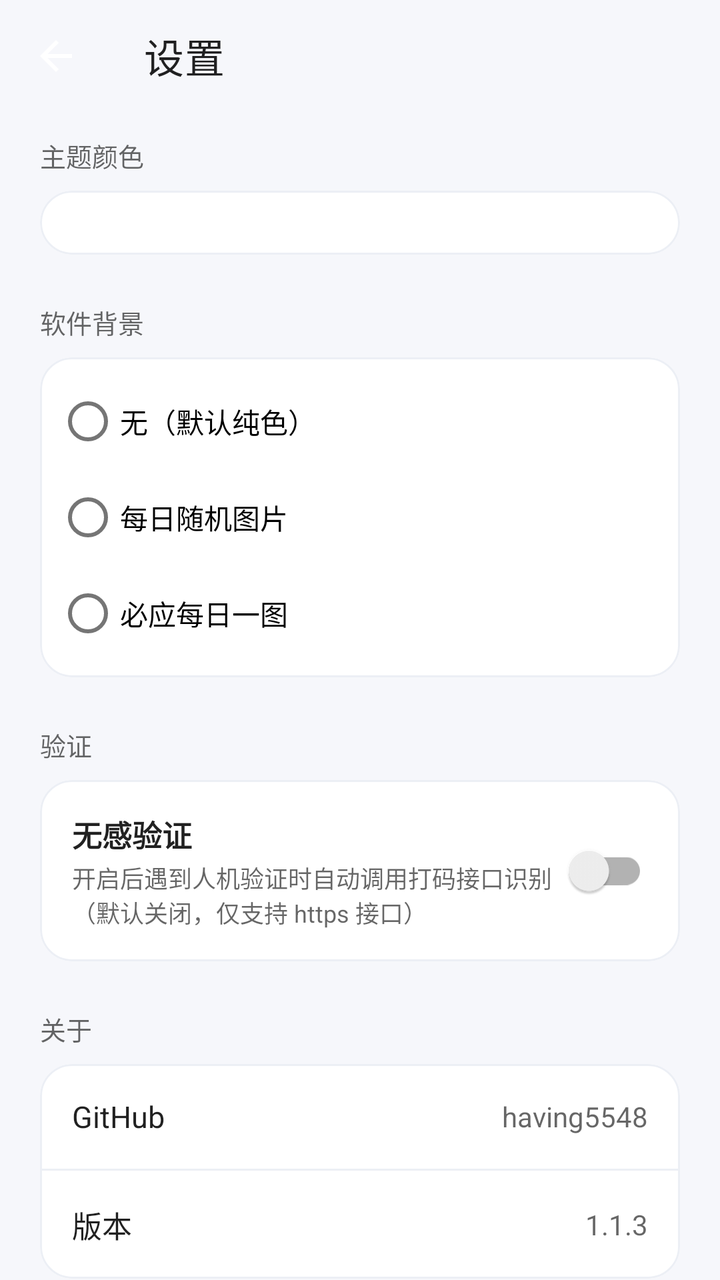
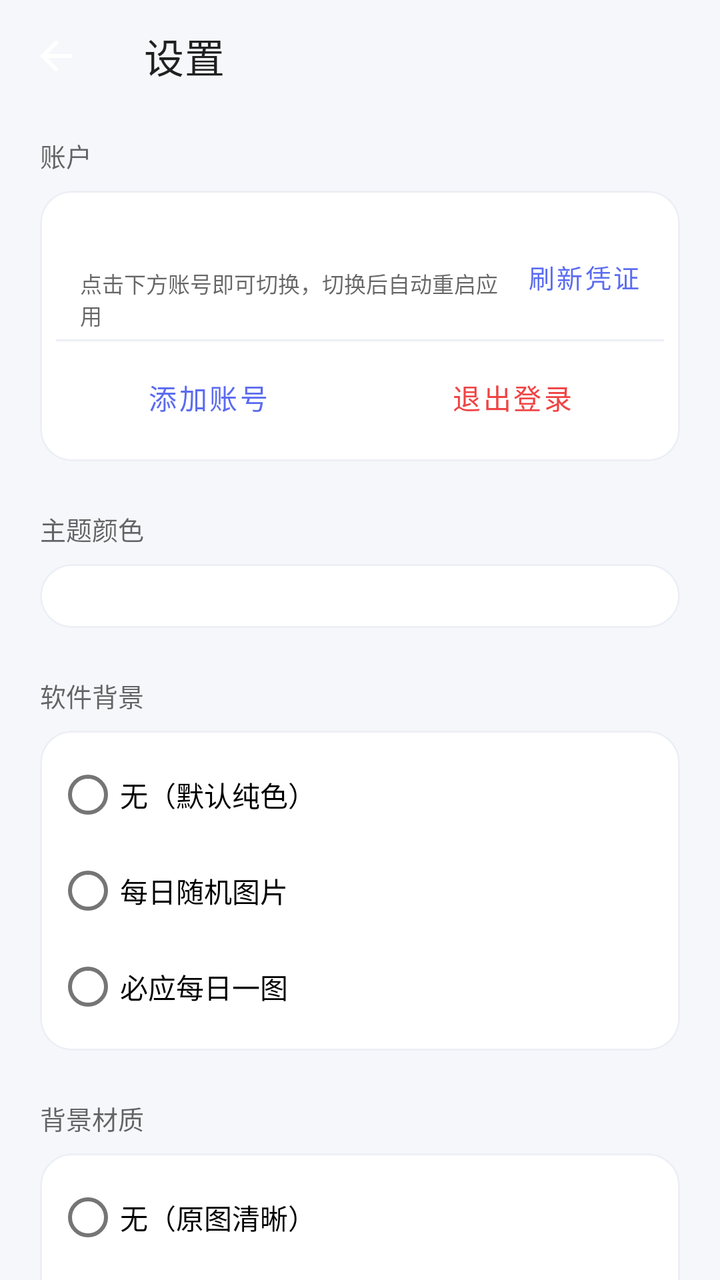

Compare the two renders of this Android layout. The source of the first and the diff that turns it into the second are given below.
<!-- AndroidManifest.xml: application theme Theme.TravelerNote -->
<!-- res/layout/activity_settings.xml -->
<?xml version="1.0" encoding="utf-8"?>
<LinearLayout xmlns:android="http://schemas.android.com/apk/res/android"
    xmlns:app="http://schemas.android.com/apk/res-auto"
    android:id="@+id/root"
    android:layout_width="match_parent"
    android:layout_height="match_parent"
    android:orientation="vertical">

    <com.google.android.material.appbar.MaterialToolbar
        android:id="@+id/toolbar"
        android:layout_width="match_parent"
        android:layout_height="?attr/actionBarSize"
        android:background="@android:color/transparent"
        app:navigationIcon="@drawable/ic_back"
        app:title="@string/settings"
        app:titleTextColor="?android:attr/textColorPrimary" />

    <androidx.core.widget.NestedScrollView
        android:layout_width="match_parent"
        android:layout_height="0dp"
        android:layout_weight="1"
        android:fillViewport="true">

        <LinearLayout
            android:layout_width="match_parent"
            android:layout_height="wrap_content"
            android:orientation="vertical"
            android:paddingStart="20dp"
            android:paddingEnd="20dp"
            android:paddingBottom="32dp">

            <TextView
                android:layout_width="wrap_content"
                android:layout_height="wrap_content"
                android:layout_marginTop="12dp"
                android:text="@string/settings_theme"
                android:textColor="?android:attr/textColorSecondary"
                android:textSize="13sp" />

            <com.google.android.material.card.MaterialCardView
                android:layout_width="match_parent"
                android:layout_height="wrap_content"
                android:layout_marginTop="8dp"
                app:cardBackgroundColor="?attr/colorSurface"
                app:cardCornerRadius="16dp"
                app:cardElevation="0dp"
                app:strokeColor="@color/divider"
                app:strokeWidth="1dp">

                <LinearLayout
                    android:id="@+id/themeRow"
                    android:layout_width="match_parent"
                    android:layout_height="wrap_content"
                    android:gravity="center_vertical"
                    android:orientation="horizontal"
                    android:padding="16dp" />
            </com.google.android.material.card.MaterialCardView>

            <TextView
                android:layout_width="wrap_content"
                android:layout_height="wrap_content"
                android:layout_marginTop="24dp"
                android:text="@string/settings_background"
                android:textColor="?android:attr/textColorSecondary"
                android:textSize="13sp" />

            <com.google.android.material.card.MaterialCardView
                android:layout_width="match_parent"
                android:layout_height="wrap_content"
                android:layout_marginTop="8dp"
                app:cardBackgroundColor="?attr/colorSurface"
                app:cardCornerRadius="16dp"
                app:cardElevation="0dp"
                app:strokeColor="@color/divider"
                app:strokeWidth="1dp">

                <RadioGroup
                    android:id="@+id/bgGroup"
                    android:layout_width="match_parent"
                    android:layout_height="wrap_content"
                    android:orientation="vertical"
                    android:padding="8dp">

                    <com.google.android.material.radiobutton.MaterialRadioButton
                        android:id="@+id/bg0"
                        android:layout_width="match_parent"
                        android:layout_height="wrap_content"
                        android:text="@string/background_none" />

                    <com.google.android.material.radiobutton.MaterialRadioButton
                        android:id="@+id/bg1"
                        android:layout_width="match_parent"
                        android:layout_height="wrap_content"
                        android:text="@string/background_random" />

                    <com.google.android.material.radiobutton.MaterialRadioButton
                        android:id="@+id/bg2"
                        android:layout_width="match_parent"
                        android:layout_height="wrap_content"
                        android:text="@string/background_bing" />
                </RadioGroup>
            </com.google.android.material.card.MaterialCardView>

            <TextView
                android:layout_width="wrap_content"
                android:layout_height="wrap_content"
                android:layout_marginTop="24dp"
                android:text="@string/settings_verify"
                android:textColor="?android:attr/textColorSecondary"
                android:textSize="13sp" />

            <com.google.android.material.card.MaterialCardView
                android:layout_width="match_parent"
                android:layout_height="wrap_content"
                android:layout_marginTop="8dp"
                app:cardBackgroundColor="?attr/colorSurface"
                app:cardCornerRadius="16dp"
                app:cardElevation="0dp"
                app:strokeColor="@color/divider"
                app:strokeWidth="1dp">

                <LinearLayout
                    android:layout_width="match_parent"
                    android:layout_height="wrap_content"
                    android:orientation="vertical"
                    android:padding="16dp">

                    <LinearLayout
                        android:layout_width="match_parent"
                        android:layout_height="wrap_content"
                        android:gravity="center_vertical"
                        android:orientation="horizontal">

                        <LinearLayout
                            android:layout_width="0dp"
                            android:layout_height="wrap_content"
                            android:layout_weight="1"
                            android:orientation="vertical">

                            <TextView
                                android:layout_width="wrap_content"
                                android:layout_height="wrap_content"
                                android:text="@string/seamless_captcha"
                                android:textColor="?android:attr/textColorPrimary"
                                android:textSize="15sp"
                                android:textStyle="bold" />

                            <TextView
                                android:layout_width="wrap_content"
                                android:layout_height="wrap_content"
                                android:layout_marginTop="2dp"
                                android:text="@string/seamless_captcha_desc"
                                android:textColor="?android:attr/textColorSecondary"
                                android:textSize="12sp" />
                        </LinearLayout>

                        <androidx.appcompat.widget.SwitchCompat
                            android:id="@+id/seamlessSwitch"
                            android:layout_width="wrap_content"
                            android:layout_height="wrap_content"
                            android:text="" />
                    </LinearLayout>

                    <com.google.android.material.textfield.TextInputLayout
                        android:id="@+id/apiLayout"
                        android:layout_width="match_parent"
                        android:layout_height="wrap_content"
                        android:layout_marginTop="12dp"
                        android:hint="@string/captcha_api_hint"
                        android:visibility="gone"
                        app:boxBackgroundMode="outline"
                        app:boxCornerRadiusTopStart="16dp"
                        app:boxCornerRadiusTopEnd="16dp"
                        app:boxCornerRadiusBottomStart="16dp"
                        app:boxCornerRadiusBottomEnd="16dp"
                        app:boxStrokeWidth="1dp"
                        app:boxStrokeWidthFocused="2dp">

                        <com.google.android.material.textfield.TextInputEditText
                            android:id="@+id/apiInput"
                            android:layout_width="match_parent"
                            android:layout_height="wrap_content"
                            android:inputType="textUri"
                            android:maxLines="1" />
                    </com.google.android.material.textfield.TextInputLayout>

                    <com.google.android.material.textfield.TextInputLayout
                        android:id="@+id/userkeyLayout"
                        android:layout_width="match_parent"
                        android:layout_height="wrap_content"
                        android:layout_marginTop="12dp"
                        android:hint="@string/captcha_userkey_hint"
                        android:visibility="gone"
                        app:boxBackgroundMode="outline"
                        app:boxCornerRadiusTopStart="16dp"
                        app:boxCornerRadiusTopEnd="16dp"
                        app:boxCornerRadiusBottomStart="16dp"
                        app:boxCornerRadiusBottomEnd="16dp"
                        app:boxStrokeWidth="1dp"
                        app:boxStrokeWidthFocused="2dp">

                        <com.google.android.material.textfield.TextInputEditText
                            android:id="@+id/userkeyInput"
                            android:layout_width="match_parent"
                            android:layout_height="wrap_content"
                            android:inputType="text"
                            android:maxLines="1" />
                    </com.google.android.material.textfield.TextInputLayout>
                </LinearLayout>
            </com.google.android.material.card.MaterialCardView>

            <TextView
                android:layout_width="wrap_content"
                android:layout_height="wrap_content"
                android:layout_marginTop="24dp"
                android:text="@string/settings_about"
                android:textColor="?android:attr/textColorSecondary"
                android:textSize="13sp" />

            <com.google.android.material.card.MaterialCardView
                android:layout_width="match_parent"
                android:layout_height="wrap_content"
                android:layout_marginTop="8dp"
                app:cardBackgroundColor="?attr/colorSurface"
                app:cardCornerRadius="16dp"
                app:cardElevation="0dp"
                app:strokeColor="@color/divider"
                app:strokeWidth="1dp">

                <LinearLayout
                    android:layout_width="match_parent"
                    android:layout_height="wrap_content"
                    android:orientation="vertical">

                    <LinearLayout
                        android:id="@+id/githubRow"
                        android:layout_width="match_parent"
                        android:layout_height="wrap_content"
                        android:gravity="center_vertical"
                        android:orientation="horizontal"
                        android:padding="16dp">

                        <TextView
                            android:layout_width="0dp"
                            android:layout_height="wrap_content"
                            android:layout_weight="1"
                            android:text="@string/settings_github"
                            android:textColor="?android:attr/textColorPrimary"
                            android:textSize="15sp" />

                        <TextView
                            android:id="@+id/githubValue"
                            android:layout_width="wrap_content"
                            android:layout_height="wrap_content"
                            android:text="@string/github_handle"
                            android:textColor="?android:attr/textColorSecondary"
                            android:textSize="14sp" />
                    </LinearLayout>

                    <View
                        android:layout_width="match_parent"
                        android:layout_height="1dp"
                        android:background="@color/divider" />

                    <LinearLayout
                        android:layout_width="match_parent"
                        android:layout_height="wrap_content"
                        android:gravity="center_vertical"
                        android:orientation="horizontal"
                        android:padding="16dp">

                        <TextView
                            android:layout_width="0dp"
                            android:layout_height="wrap_content"
                            android:layout_weight="1"
                            android:text="@string/settings_version"
                            android:textColor="?android:attr/textColorPrimary"
                            android:textSize="15sp" />

                        <TextView
                            android:layout_width="wrap_content"
                            android:layout_height="wrap_content"
                            android:text="@string/version_name"
                            android:textColor="?android:attr/textColorSecondary"
                            android:textSize="14sp" />
                    </LinearLayout>
                </LinearLayout>
            </com.google.android.material.card.MaterialCardView>

            <TextView
                android:layout_width="match_parent"
                android:layout_height="wrap_content"
                android:layout_marginTop="24dp"
                android:lineSpacingExtra="3dp"
                android:text="@string/disclaimer"
                android:textColor="?android:attr/textColorSecondary"
                android:textSize="12sp" />
        </LinearLayout>
    </androidx.core.widget.NestedScrollView>
</LinearLayout>
<!-- resources referenced by this layout -->
<resources>
  <color name="divider">#ECEFF5</color>
  <!-- drawable ic_back (drawable) -->
  <?xml version="1.0" encoding="utf-8"?>
  <vector xmlns:android="http://schemas.android.com/apk/res/android"
      android:width="24dp"
      android:height="24dp"
      android:viewportWidth="24"
      android:viewportHeight="24">
      <path
          android:fillColor="#FFFFFFFF"
          android:pathData="M20,11L7.83,11l5.59,-5.59L12,4l-8,8 8,8 1.41,-1.41L7.83,13L20,13z" />
  </vector>
  <string name="background_bing">必应每日一图</string>
  <string name="background_none">无（默认纯色）</string>
  <string name="background_random">每日随机图片</string>
  <string name="captcha_api_hint">打码接口地址（https）</string>
  <string name="captcha_userkey_hint">打码平台 userkey</string>
  <string name="disclaimer">免责声明\n\n本应用仅供个人学习与技术交流使用，不得用于任何商业用途或大规模自动化操作。自动签到可能违反米哈游相关服务条款，可能导致账号被限制或封禁，请自行评估风险并自行承担一切后果。应用不会收集、上传或存储你的账号密码；登录凭证仅保存在本机应用私有目录中。使用本应用即表示你已知晓并同意上述内容。</string>
  <string name="github_handle">having5548</string>
  <string name="seamless_captcha">无感验证</string>
  <string name="seamless_captcha_desc">开启后遇到人机验证时自动调用打码接口识别（默认关闭，仅支持 https 接口）</string>
  <string name="settings">设置</string>
  <string name="settings_about">关于</string>
  <string name="settings_background">软件背景</string>
  <string name="settings_github">GitHub</string>
  <string name="settings_theme">主题颜色</string>
  <string name="settings_verify">验证</string>
  <string name="settings_version">版本</string>
  <string name="version_name">1.1.3</string>
  <style name="Theme.TravelerNote" parent="Theme.MaterialComponents.DayNight.NoActionBar">
          <item name="colorPrimary">@color/accent_blue</item>
          <item name="colorPrimaryVariant">@color/primary_dark</item>
          <item name="colorOnPrimary">@color/on_primary</item>
          <item name="colorSecondary">@color/accent_blue</item>
          <item name="colorSecondaryVariant">@color/primary_dark</item>
          <item name="colorOnSecondary">@color/on_primary</item>
          <item name="android:windowBackground">@color/background</item>
          <item name="android:statusBarColor">@android:color/transparent</item>
          <item name="android:navigationBarColor">@android:color/transparent</item>
          <item name="android:windowLightStatusBar">true</item>
          <item name="android:windowLightNavigationBar">true</item>
          <item name="android:windowLayoutInDisplayCutoutMode">shortEdges</item>
      </style>
  <color name="accent_blue">#5B6CF0</color>
  <color name="primary_dark">#4456C8</color>
  <color name="on_primary">#FFFFFF</color>
  <color name="background">#F6F7FB</color>
</resources>

<!-- the commit's change to res/layout/activity_settings.xml (unified diff, before → after) -->
@@ -33,6 +33,112 @@
                 android:layout_width="wrap_content"
                 android:layout_height="wrap_content"
                 android:layout_marginTop="12dp"
+                android:text="@string/settings_account"
+                android:textColor="?android:attr/textColorSecondary"
+                android:textSize="13sp" />
+
+            <com.google.android.material.card.MaterialCardView
+                android:layout_width="match_parent"
+                android:layout_height="wrap_content"
+                android:layout_marginTop="8dp"
+                app:cardBackgroundColor="?attr/colorSurface"
+                app:cardCornerRadius="16dp"
+                app:cardElevation="0dp"
+                app:strokeColor="@color/divider"
+                app:strokeWidth="1dp">
+
+                <LinearLayout
+                    android:layout_width="match_parent"
+                    android:layout_height="wrap_content"
+                    android:orientation="vertical"
+                    android:padding="8dp">
+
+                    <LinearLayout
+                        android:layout_width="match_parent"
+                        android:layout_height="wrap_content"
+                        android:gravity="center_vertical"
+                        android:orientation="horizontal"
+                        android:paddingStart="12dp"
+                        android:paddingEnd="4dp"
+                        android:paddingTop="8dp">
+
+                        <LinearLayout
+                            android:layout_width="0dp"
+                            android:layout_height="wrap_content"
+                            android:layout_weight="1"
+                            android:orientation="vertical">
+
+                            <TextView
+                                android:id="@+id/accountActive"
+                                android:layout_width="match_parent"
+                                android:layout_height="wrap_content"
+                                android:textColor="?android:attr/textColorPrimary"
+                                android:textSize="15sp"
+                                android:textStyle="bold" />
+
+                            <TextView
+                                android:layout_width="match_parent"
+                                android:layout_height="wrap_content"
+                                android:layout_marginTop="2dp"
+                                android:text="@string/account_switch_hint"
+                                android:textColor="?android:attr/textColorSecondary"
+                                android:textSize="11sp" />
+                        </LinearLayout>
+
+                        <com.google.android.material.button.MaterialButton
+                            android:id="@+id/accountRefreshBtn"
+                            style="@style/Widget.MaterialComponents.Button.TextButton"
+                            android:layout_width="wrap_content"
+                            android:layout_height="wrap_content"
+                            android:minWidth="0dp"
+                            android:text="@string/account_refresh"
+                            android:textSize="13sp" />
+                    </LinearLayout>
+
+                    <LinearLayout
+                        android:id="@+id/accountList"
+                        android:layout_width="match_parent"
+                        android:layout_height="wrap_content"
+                        android:orientation="vertical" />
+
+                    <View
+                        android:layout_width="match_parent"
+                        android:layout_height="1dp"
+                        android:layout_marginTop="4dp"
+                        android:layout_marginBottom="4dp"
+                        android:background="@color/divider" />
+
+                    <LinearLayout
+                        android:layout_width="match_parent"
+                        android:layout_height="wrap_content"
+                        android:orientation="horizontal">
+
+                        <com.google.android.material.button.MaterialButton
+                            android:id="@+id/accountAddBtn"
+                            style="@style/Widget.MaterialComponents.Button.TextButton"
+                            android:layout_width="0dp"
+                            android:layout_height="wrap_content"
+                            android:layout_weight="1"
+                            android:text="@string/account_add"
+                            android:textSize="14sp" />
+
+                        <com.google.android.material.button.MaterialButton
+                            android:id="@+id/logoutBtn"
+                            style="@style/Widget.MaterialComponents.Button.TextButton"
+                            android:layout_width="0dp"
+                            android:layout_height="wrap_content"
+                            android:layout_weight="1"
+                            android:text="@string/logout_active"
+                            android:textColor="@color/weekly"
+                            android:textSize="14sp" />
+                    </LinearLayout>
+                </LinearLayout>
+            </com.google.android.material.card.MaterialCardView>
+
+            <TextView
+                android:layout_width="wrap_content"
+                android:layout_height="wrap_content"
+                android:layout_marginTop="24dp"
                 android:text="@string/settings_theme"
                 android:textColor="?android:attr/textColorSecondary"
                 android:textSize="13sp" />
@@ -98,6 +204,75 @@
                         android:layout_width="match_parent"
                         android:layout_height="wrap_content"
                         android:text="@string/background_bing" />
+                </RadioGroup>
+            </com.google.android.material.card.MaterialCardView>
+
+            <TextView
+                android:layout_width="wrap_content"
+                android:layout_height="wrap_content"
+                android:layout_marginTop="24dp"
+                android:text="@string/settings_bg_effect"
+                android:textColor="?android:attr/textColorSecondary"
+                android:textSize="13sp" />
+
+            <com.google.android.material.card.MaterialCardView
+                android:layout_width="match_parent"
+                android:layout_height="wrap_content"
+                android:layout_marginTop="8dp"
+                app:cardBackgroundColor="?attr/colorSurface"
+                app:cardCornerRadius="16dp"
+                app:cardElevation="0dp"
+                app:strokeColor="@color/divider"
+                app:strokeWidth="1dp">
+
+                <RadioGroup
+                    android:id="@+id/effectGroup"
+                    android:layout_width="match_parent"
+                    android:layout_height="wrap_content"
+                    android:orientation="vertical"
+                    android:padding="8dp">
+
+                    <com.google.android.material.radiobutton.MaterialRadioButton
+                        android:id="@+id/effect0"
+                        android:layout_width="match_parent"
+                        android:layout_height="wrap_content"
+                        android:text="@string/effect_none" />
+
+                    <com.google.android.material.radiobutton.MaterialRadioButton
+                        android:id="@+id/effect1"
+                        android:layout_width="match_parent"
+                        android:layout_height="wrap_content"
+                        android:text="@string/effect_frost" />
+
+                    <com.google.android.material.slider.Slider
+                        android:id="@+id/frostSlider"
+                        android:layout_width="match_parent"
+                        android:layout_height="wrap_content"
+                        android:layout_marginStart="16dp"
+                        android:layout_marginEnd="16dp"
+                        android:contentDescription="@string/effect_frost_level"
+                        android:stepSize="1"
+                        android:valueFrom="0.0"
+                        android:valueTo="10.0"
+                        android:visibility="gone" />
+
+                    <com.google.android.material.radiobutton.MaterialRadioButton
+                        android:id="@+id/effect2"
+                        android:layout_width="match_parent"
+                        android:layout_height="wrap_content"
+                        android:text="@string/effect_acrylic" />
+
+                    <com.google.android.material.slider.Slider
+                        android:id="@+id/acrylicSlider"
+                        android:layout_width="match_parent"
+                        android:layout_height="wrap_content"
+                        android:layout_marginStart="16dp"
+                        android:layout_marginEnd="16dp"
+                        android:contentDescription="@string/effect_acrylic_level"
+                        android:stepSize="1"
+                        android:valueFrom="0.0"
+                        android:valueTo="10.0"
+                        android:visibility="gone" />
                 </RadioGroup>
             </com.google.android.material.card.MaterialCardView>
 
<!-- resource entries referenced after the edit -->
@@ -1,6 +1,7 @@
 <!-- resources referenced by this layout -->
 <resources>
   <color name="divider">#ECEFF5</color>
+  <color name="weekly">#EF4444</color>
   <!-- drawable ic_back (drawable) -->
   <?xml version="1.0" encoding="utf-8"?>
   <vector xmlns:android="http://schemas.android.com/apk/res/android"
@@ -12,23 +13,34 @@
           android:fillColor="#FFFFFFFF"
           android:pathData="M20,11L7.83,11l5.59,-5.59L12,4l-8,8 8,8 1.41,-1.41L7.83,13L20,13z" />
   </vector>
+  <string name="account_add">添加账号</string>
+  <string name="account_refresh">刷新凭证</string>
+  <string name="account_switch_hint">点击下方账号即可切换，切换后自动重启应用</string>
   <string name="background_bing">必应每日一图</string>
   <string name="background_none">无（默认纯色）</string>
   <string name="background_random">每日随机图片</string>
   <string name="captcha_api_hint">打码接口地址（https）</string>
   <string name="captcha_userkey_hint">打码平台 userkey</string>
   <string name="disclaimer">免责声明\n\n本应用仅供个人学习与技术交流使用，不得用于任何商业用途或大规模自动化操作。自动签到可能违反米哈游相关服务条款，可能导致账号被限制或封禁，请自行评估风险并自行承担一切后果。应用不会收集、上传或存储你的账号密码；登录凭证仅保存在本机应用私有目录中。使用本应用即表示你已知晓并同意上述内容。</string>
+  <string name="effect_acrylic">亚克力（轻模糊 + 雾面）</string>
+  <string name="effect_acrylic_level">亚克力程度（模糊与雾面强度）</string>
+  <string name="effect_frost">磨砂 · 云母风格（图片保持清晰，只加雾面）</string>
+  <string name="effect_frost_level">磨砂程度（雾面浓淡）</string>
+  <string name="effect_none">无（原图清晰）</string>
   <string name="github_handle">having5548</string>
+  <string name="logout_active">退出登录</string>
   <string name="seamless_captcha">无感验证</string>
   <string name="seamless_captcha_desc">开启后遇到人机验证时自动调用打码接口识别（默认关闭，仅支持 https 接口）</string>
   <string name="settings">设置</string>
   <string name="settings_about">关于</string>
+  <string name="settings_account">账户</string>
   <string name="settings_background">软件背景</string>
+  <string name="settings_bg_effect">背景材质</string>
   <string name="settings_github">GitHub</string>
   <string name="settings_theme">主题颜色</string>
   <string name="settings_verify">验证</string>
   <string name="settings_version">版本</string>
-  <string name="version_name">1.1.3</string>
+  <string name="version_name">1.1.4</string>
   <style name="Theme.TravelerNote" parent="Theme.MaterialComponents.DayNight.NoActionBar">
           <item name="colorPrimary">@color/accent_blue</item>
           <item name="colorPrimaryVariant">@color/primary_dark</item>
